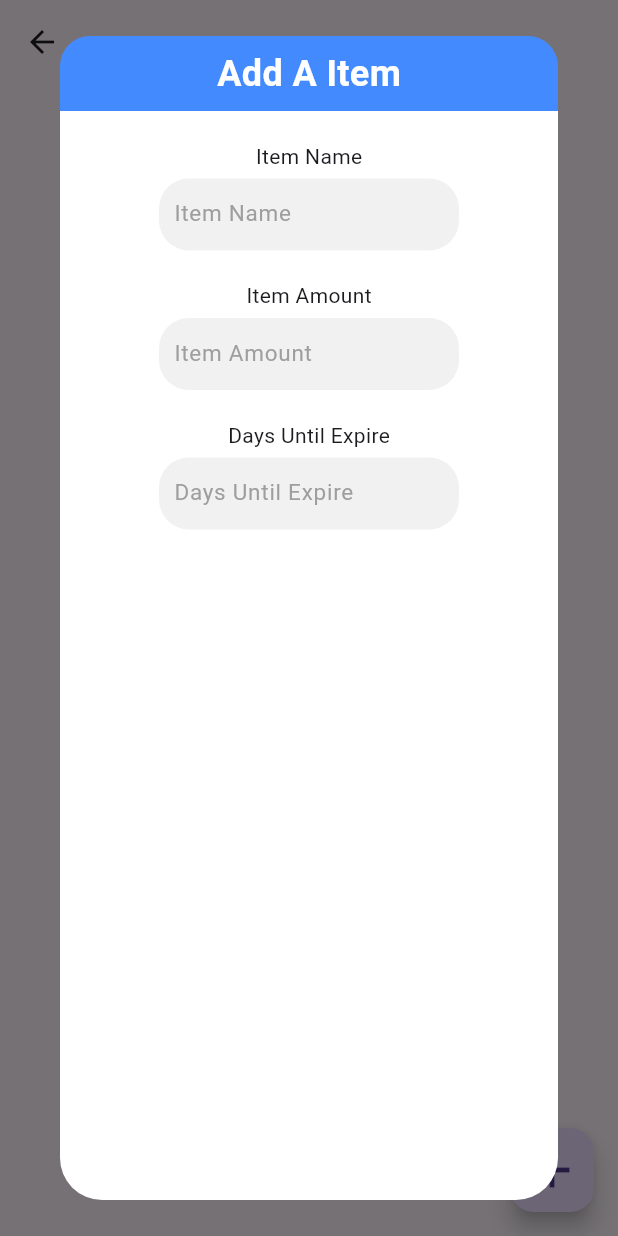
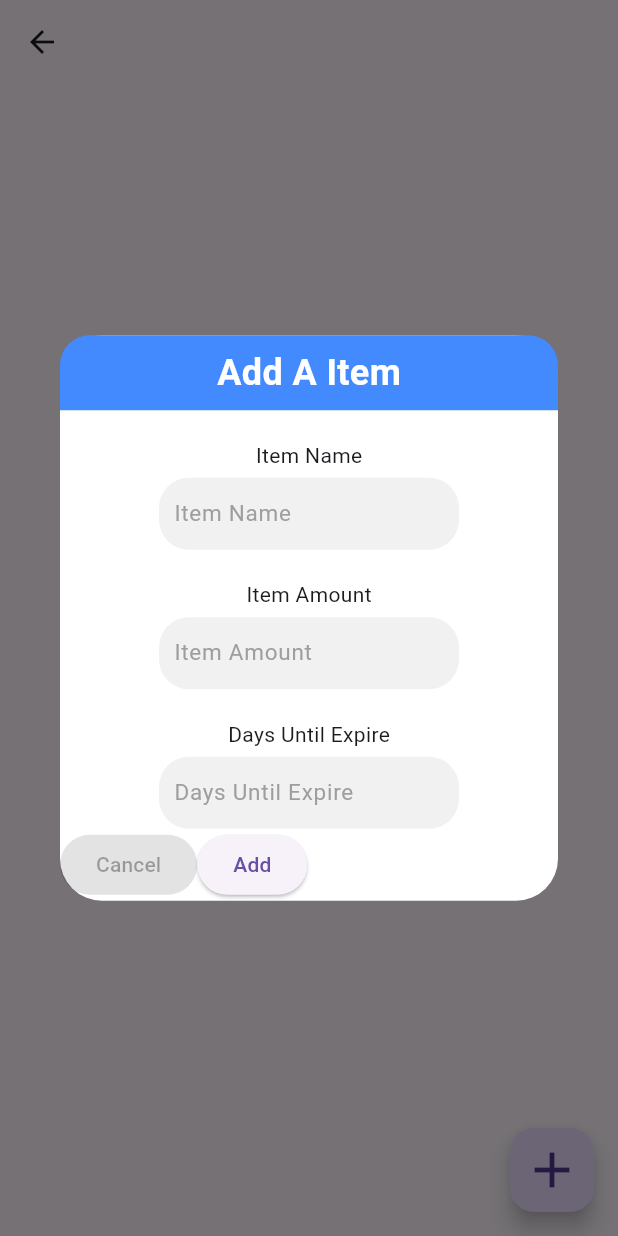
Before and after one commit to YanWuGit/MyFridge, a Flutter app: the Zone screen opened directly with empty values, after a tap on the "add" icon, on a phone screen of 412 x 824 dp. Run offline on Flutter 3.47's test engine with Material 3 defaults, Android fonts, the phone set to English and light mode, and no system bars; our stand-ins replace get.

Commit message:
add add item feature

```diff
--- a/lib/my_fridge.dart
+++ b/lib/my_fridge.dart
@@ -16,9 +16,7 @@ class _MyFridgeState extends State<MyFridge> {
 
 
   List<ItemClass> chillItems = [
-    ItemClass('milk', 4),
-    ItemClass('bread', 8),
-    ItemClass('ham', 12),
+
   ];
 
   List<ItemClass> freezeItems = [
--- a/lib/zones/items/add_items_form.dart
+++ b/lib/zones/items/add_items_form.dart
@@ -1,15 +1,23 @@
 import 'package:flutter/material.dart';
 import 'package:get/get.dart';
 import 'package:my_fridge/zones/items/input_field.dart';
+import 'package:my_fridge/zones/items/item_class.dart';
 
 class AddItemsForm extends StatefulWidget {
-  const AddItemsForm({super.key});
+  final Function(ItemClass) onAddItem;
+
+  const AddItemsForm({required this.onAddItem, super.key});
 
   @override
   State<AddItemsForm> createState() => _AddItemsFormState();
 }
 
 class _AddItemsFormState extends State<AddItemsForm> {
+
+  final _itemNameController = TextEditingController();
+  final _itemAmountController = TextEditingController();
+  final _daysUntilExpireController = TextEditingController();
+
   double _dialogHeight = 0.0;
   double _dialogWidth = Get.width;
 
@@ -24,12 +32,42 @@ class _AddItemsFormState extends State<AddItemsForm> {
   }
 
   @override
+  void dispose() {
+    _itemNameController.dispose();
+    _itemAmountController.dispose();
+    _daysUntilExpireController.dispose();
+    super.dispose();
+  }
+
+  void _addItem() {
+    String itemName = _itemNameController.text.trim();
+    String itemAmount = _itemAmountController.text.trim();
+    String daysUntilExpire = _daysUntilExpireController.text.trim();
+
+    // You can now use these variables for whatever you need
+    print('Item Name: $itemName');
+    print('Item Amount: $itemAmount');
+    print('Days Until Expire: $daysUntilExpire');
+
+    ItemClass newItem = ItemClass(itemName, int.parse(itemAmount));
+    widget.onAddItem(newItem);
+
+    // Optionally, you can clear the text fields after adding
+    _itemNameController.clear();
+    _itemAmountController.clear();
+    _daysUntilExpireController.clear();
+
+    Navigator.of(context).pop();
+  }
+
+  @override
   Widget build(BuildContext context) {
     return Container(
       decoration: BoxDecoration(
         borderRadius: BorderRadius.circular(20),
-        border: Border.all(color:Colors.transparent, width: 0),
+        border: Border.all(color: Colors.transparent, width: 0),
       ),
+      child: SingleChildScrollView(
         child: Column(
           children: [
             Container(
@@ -58,6 +96,7 @@ class _AddItemsFormState extends State<AddItemsForm> {
             InputField(
               title: 'Item Name',
               isSecured: false,
+              controller: _itemNameController,
             ),
             const SizedBox(
               height: 20,
@@ -65,6 +104,7 @@ class _AddItemsFormState extends State<AddItemsForm> {
             InputField(
               title: 'Item Amount',
               isSecured: false,
+              controller: _itemAmountController,
             ),
             const SizedBox(
               height: 20,
@@ -72,8 +112,16 @@ class _AddItemsFormState extends State<AddItemsForm> {
             InputField(
               title: 'Days Until Expire',
               isSecured: false,
+              controller: _daysUntilExpireController,
             ),
+            Row(
+              children: [
+                ElevatedButton(onPressed: null, child: Text('Cancel')),
+                ElevatedButton(onPressed: _addItem, child: Text('Add')),
               ],
+            )
+          ],
+        ),
       ),
     );
   }
--- a/lib/zones/items/input_field.dart
+++ b/lib/zones/items/input_field.dart
@@ -1,10 +1,12 @@
 import 'package:flutter/material.dart';
 
 class InputField extends StatelessWidget {
-  String title;
-  bool isSecured; //set to true to hide content
+  final String title;
+  final bool isSecured;
+  final TextEditingController controller;
 
-  InputField({required this.title, required this.isSecured});
+  InputField(
+      {required this.title, required this.isSecured, required this.controller});
 
   @override
   Widget build(BuildContext context) {
@@ -21,24 +23,22 @@ class InputField extends StatelessWidget {
               padding: EdgeInsets.symmetric(horizontal: 10),
               decoration: BoxDecoration(
                 borderRadius: BorderRadius.circular(20),
-                border: Border.all(color:Colors.transparent, width: 0),
+                border: Border.all(color: Colors.transparent, width: 0),
                 color: Color.fromARGB(255, 241, 241, 241),
               ),
               child: TextField(
+                controller: controller,
                 obscureText: isSecured,
                 style: TextStyle(fontSize: 15, fontWeight: FontWeight.normal),
                 decoration: InputDecoration(
-                  border: InputBorder.none,
-                  hintText: title,
-                  hintStyle: TextStyle(color: Colors.grey)
-                ),
+                    border: InputBorder.none,
+                    hintText: title,
+                    hintStyle: TextStyle(color: Colors.grey)),
               ),
             ),
           )
         ],
       ),
     );
-
-
   }
 }
--- a/lib/zones/zone.dart
+++ b/lib/zones/zone.dart
@@ -22,6 +22,20 @@ class Zone extends StatefulWidget {
 
 class _ZoneState extends State<Zone> {
 
+  late List<ItemClass> displayedItems;
+
+  @override
+  void initState() {
+    super.initState();
+    displayedItems = widget.items; // Copy initial items for display
+  }
+
+  void _addItem(ItemClass newItem) {
+    setState(() {
+      displayedItems.add(newItem);
+    });
+  }
+
   @override
   Widget build(BuildContext context) {
     return Scaffold(
@@ -42,18 +56,18 @@ class _ZoneState extends State<Zone> {
           Icons.add,
           size: 40.0,
         ),
-        onPressed: (){_showAddItemDialog(context, AddItemsForm());}
+        onPressed: (){_showAddItemDialog(context);}
       ),
     );
   }
 
-  void _showAddItemDialog(BuildContext context, var val) {
+  void _showAddItemDialog(BuildContext context) {
     showDialog(
         context: context,
         builder: (BuildContext context) {
           return Dialog(
             backgroundColor: Colors.white,
-            child: val,
+            child: AddItemsForm(onAddItem: _addItem),
           );
         }
     );
```
Lines whose indentation alone changed are shown as unchanged.
